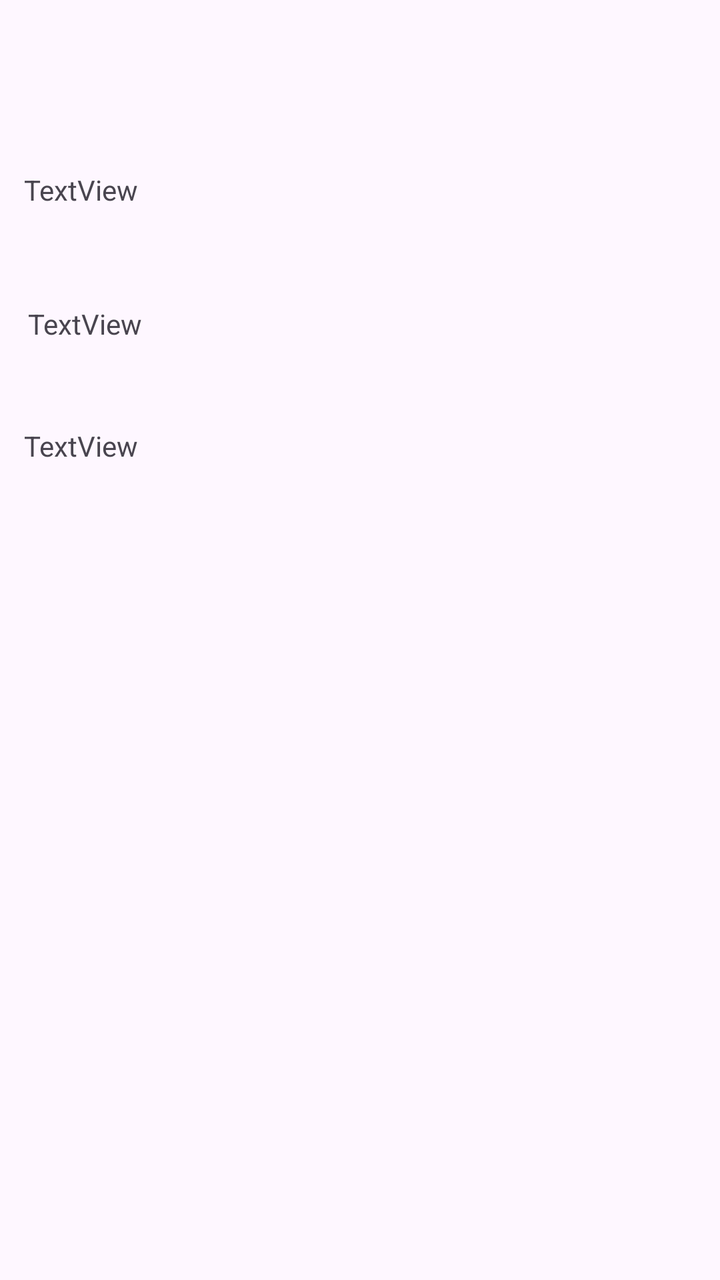
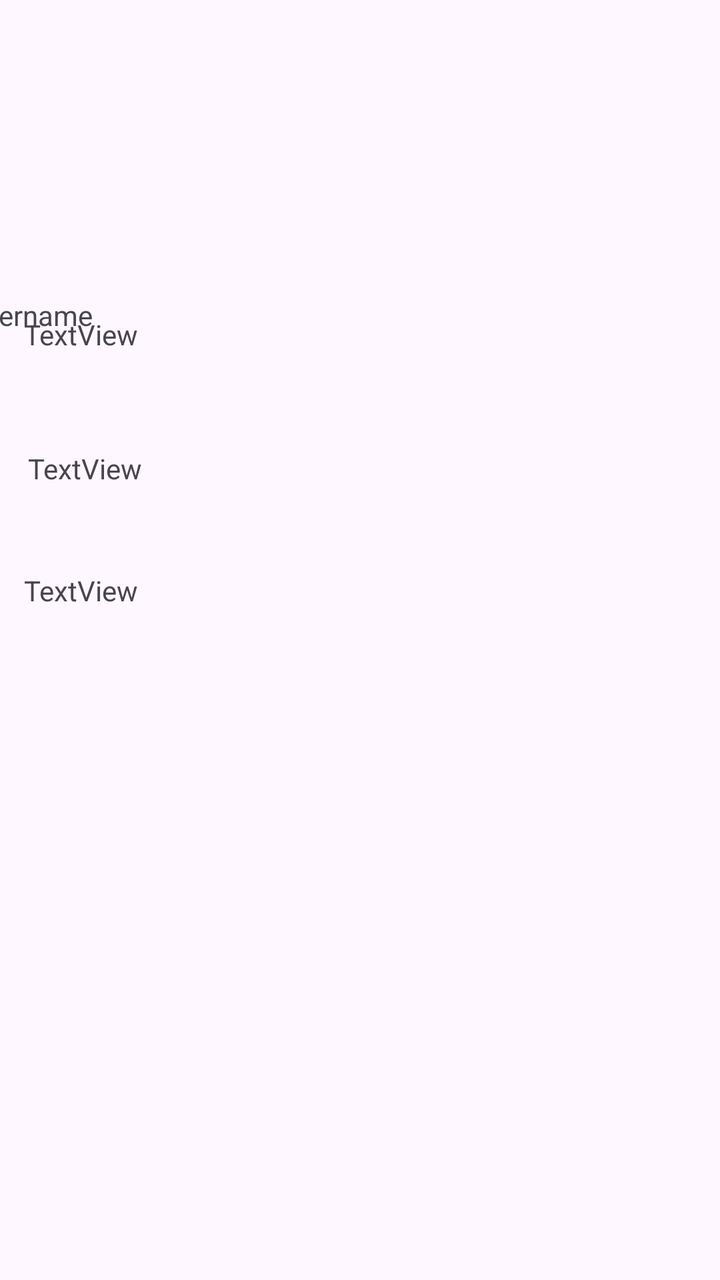

Two renders of the same Android screen: before a commit and after it. Below are the layout's source before the change and the commit's diff.
<!-- AndroidManifest.xml: application theme Theme.DietTracker -->
<!-- res/layout/activity_main_screen.xml -->
<?xml version="1.0" encoding="utf-8"?>
<androidx.constraintlayout.widget.ConstraintLayout xmlns:android="http://schemas.android.com/apk/res/android"
    xmlns:app="http://schemas.android.com/apk/res-auto"
    xmlns:tools="http://schemas.android.com/tools"
    android:id="@+id/main"
    android:layout_width="match_parent"
    android:layout_height="match_parent"
    tools:context=".MainScreen">

    <TextView
        android:id="@+id/Username"
        android:layout_width="wrap_content"
        android:layout_height="wrap_content"
        android:layout_marginStart="39dp"
        android:layout_marginTop="68dp"
        android:layout_marginEnd="314dp"
        android:layout_marginBottom="644dp"
        android:text="Username"
        app:layout_constraintBottom_toBottomOf="parent"
        app:layout_constraintEnd_toEndOf="parent"
        app:layout_constraintStart_toStartOf="parent"
        app:layout_constraintTop_toTopOf="parent" />

    <TextView
        android:id="@+id/textView3"
        android:layout_width="wrap_content"
        android:layout_height="wrap_content"
        android:layout_marginStart="37dp"
        android:layout_marginTop="89dp"
        android:layout_marginEnd="316dp"
        android:layout_marginBottom="24dp"
        android:text="TextView"
        app:layout_constraintBottom_toTopOf="@+id/textView4"
        app:layout_constraintEnd_toEndOf="parent"
        app:layout_constraintStart_toStartOf="parent"
        app:layout_constraintTop_toBottomOf="@+id/Username" />

    <TextView
        android:id="@+id/textView4"
        android:layout_width="wrap_content"
        android:layout_height="wrap_content"
        android:layout_marginStart="39dp"
        android:layout_marginTop="24dp"
        android:layout_marginEnd="314dp"
        android:layout_marginBottom="27dp"
        android:text="TextView"
        app:layout_constraintBottom_toTopOf="@+id/textView5"
        app:layout_constraintEnd_toEndOf="parent"
        app:layout_constraintStart_toStartOf="parent"
        app:layout_constraintTop_toBottomOf="@+id/textView3" />

    <TextView
        android:id="@+id/textView5"
        android:layout_width="wrap_content"
        android:layout_height="wrap_content"
        android:layout_marginStart="37dp"
        android:layout_marginTop="15dp"
        android:layout_marginEnd="316dp"
        android:layout_marginBottom="434dp"
        android:text="TextView"
        app:layout_constraintBottom_toBottomOf="parent"
        app:layout_constraintEnd_toEndOf="parent"
        app:layout_constraintStart_toStartOf="parent"
        app:layout_constraintTop_toBottomOf="@+id/textView4" />

    <TextView
        android:id="@+id/Location"
        android:layout_width="wrap_content"
        android:layout_height="wrap_content"
        android:layout_marginStart="216dp"
        android:layout_marginTop="35dp"
        android:layout_marginEnd="137dp"
        android:layout_marginBottom="677dp"
        android:text="TextView"
        app:layout_constraintBottom_toBottomOf="parent"
        app:layout_constraintEnd_toEndOf="parent"
        app:layout_constraintStart_toStartOf="parent"
        app:layout_constraintTop_toTopOf="parent" />
</androidx.constraintlayout.widget.ConstraintLayout>
<!-- resources referenced by this layout -->
<resources>
  <style name="Theme.DietTracker" parent="Base.Theme.DietTracker" />
  <style name="Base.Theme.DietTracker" parent="Theme.Material3.DayNight.NoActionBar">
          
          
      </style>
</resources>

<!-- the commit's change to res/layout/activity_main_screen.xml (unified diff, before → after) -->
@@ -12,12 +12,11 @@
         android:layout_width="wrap_content"
         android:layout_height="wrap_content"
         android:layout_marginStart="39dp"
-        android:layout_marginTop="68dp"
+        android:layout_marginTop="148dp"
         android:layout_marginEnd="314dp"
-        android:layout_marginBottom="644dp"
         android:text="Username"
-        app:layout_constraintBottom_toBottomOf="parent"
         app:layout_constraintEnd_toEndOf="parent"
+        app:layout_constraintHorizontal_bias="1.0"
         app:layout_constraintStart_toStartOf="parent"
         app:layout_constraintTop_toTopOf="parent" />
 
@@ -67,13 +66,12 @@
         android:id="@+id/Location"
         android:layout_width="wrap_content"
         android:layout_height="wrap_content"
-        android:layout_marginStart="216dp"
         android:layout_marginTop="35dp"
-        android:layout_marginEnd="137dp"
+        android:layout_marginEnd="80dp"
         android:layout_marginBottom="677dp"
         android:text="TextView"
         app:layout_constraintBottom_toBottomOf="parent"
         app:layout_constraintEnd_toEndOf="parent"
-        app:layout_constraintStart_toStartOf="parent"
-        app:layout_constraintTop_toTopOf="parent" />
+        app:layout_constraintTop_toTopOf="parent"
+        app:layout_constraintVertical_bias="1.0" />
 </androidx.constraintlayout.widget.ConstraintLayout>
